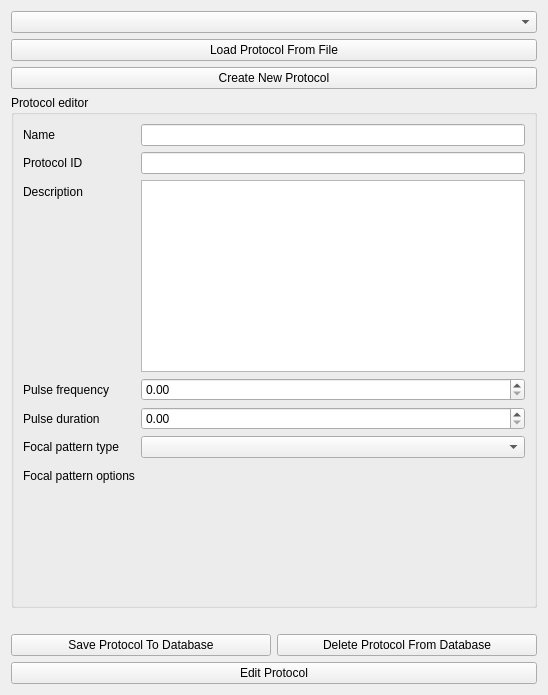
The window that OpenLIFUProtocolConfig/Resources/UI/OpenLIFUProtocolConfig.ui (arhowe00/SlicerOpenLIFU) describes before a commit, drawn with Qt 5.
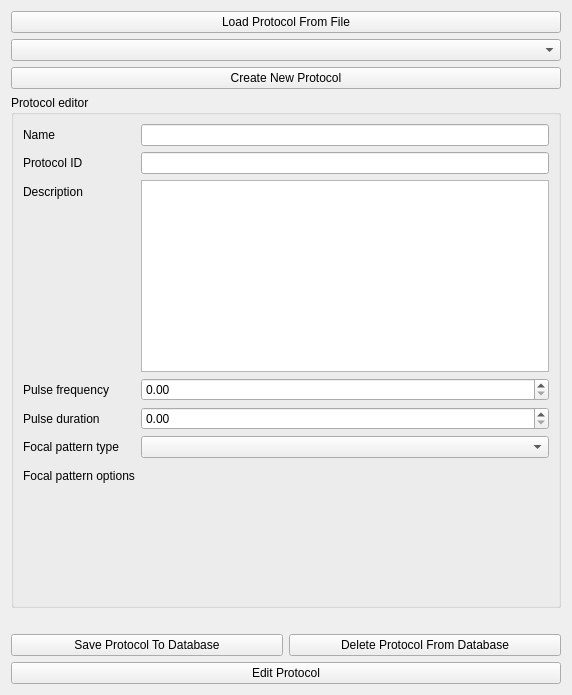
The same window after the commit. Custom widgets are drawn as their Qt base class.

Commit message:
Add user role widget to protocol config ui (#175)
- This also establishes the framework general framework for enforcing
  permissions within QWidget groups. The dynamic property that all associated
  QWidgets where user roles are important is called "allowed-roles", and
  it is a string list specifying those roles which will have the QWidget
  enabled through the app.

- Configure and Publish Protocol

Patch:
```diff
--- a/OpenLIFUProtocolConfig/Resources/UI/OpenLIFUProtocolConfig.ui
+++ b/OpenLIFUProtocolConfig/Resources/UI/OpenLIFUProtocolConfig.ui
@@ -6,14 +6,11 @@
    <rect>
     <x>0</x>
     <y>0</y>
-    <width>548</width>
+    <width>572</width>
     <height>695</height>
    </rect>
   </property>
   <layout class="QVBoxLayout" name="protocolConfigLayout">
-   <item>
-    <widget class="ctkComboBox" name="protocolSelector"/>
-   </item>
    <item>
     <widget class="QPushButton" name="loadProtocolFromFileButton">
      <property name="toolTip">
@@ -25,6 +22,29 @@
     </widget>
    </item>
    <item>
+    <widget class="ctkComboBox" name="protocolSelector"/>
+   </item>
+   <item>
+    <widget class="QWidget" name="configureAndPublishProtocol" native="true">
+     <property name="allowed-roles" stdset="0">
+      <stringlist>
+       <string>admin</string>
+      </stringlist>
+     </property>
+     <layout class="QVBoxLayout" name="verticalLayout">
+      <property name="leftMargin">
+       <number>0</number>
+      </property>
+      <property name="topMargin">
+       <number>0</number>
+      </property>
+      <property name="rightMargin">
+       <number>0</number>
+      </property>
+      <property name="bottomMargin">
+       <number>0</number>
+      </property>
+      <item>
     <widget class="QPushButton" name="createNewProtocolButton">
      <property name="toolTip">
       <string>Create a new openlifu protocol</string>
@@ -234,6 +254,9 @@
      <property name="text">
       <string>Edit Protocol</string>
      </property>
+       </widget>
+      </item>
+     </layout>
     </widget>
    </item>
   </layout>
```
Lines whose indentation alone changed are shown as unchanged.
